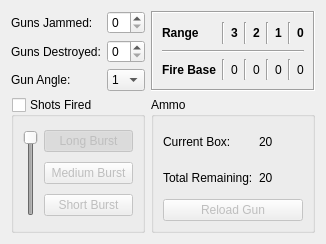
First picture: the form in turn_logger/GunControls.ui, repository wchamilton/CEManeuverLog, before the edit.
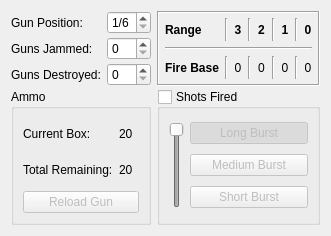
Second picture: the form after the edit.

Commit message: Added a new container to house the actions for each crew. As a result, the tab widget that contained the crew guns has been repurposed to display a tab for each crew and in those tabs, the new action widget is used. Additionally bomb controls are now general turn settings like altitude and maneuver. The creator now doesn't have a link limit and instead just has an input for total links. I should probably change the dropdown entry to just have the gun name to support this.

```diff
--- a/turn_logger/GunControls.ui
+++ b/turn_logger/GunControls.ui
@@ -6,25 +6,94 @@
    <rect>
     <x>0</x>
     <y>0</y>
-    <width>326</width>
-    <height>244</height>
+    <width>331</width>
+    <height>236</height>
    </rect>
   </property>
   <property name="windowTitle">
    <string>Form</string>
   </property>
-  <layout class="QGridLayout" name="gridLayout_4">
-   <item row="0" column="0">
-    <widget class="QLabel" name="label_10">
-     <property name="text">
-      <string>Guns Jammed:</string>
+  <layout class="QGridLayout" name="gridLayout_4" columnstretch="0,0,1">
+   <property name="verticalSpacing">
+    <number>3</number>
+   </property>
+   <item row="3" column="2">
+    <widget class="QGroupBox" name="groupBox">
+     <property name="title">
+      <string>Shots Fired</string>
      </property>
+     <property name="checkable">
+      <bool>true</bool>
+     </property>
+     <property name="checked">
+      <bool>false</bool>
+     </property>
+     <layout class="QGridLayout" name="gridLayout_2">
+      <item row="2" column="1">
+       <widget class="QPushButton" name="short_burst_btn">
+        <property name="text">
+         <string>Short Burst</string>
+        </property>
+        <property name="checkable">
+         <bool>true</bool>
+        </property>
+        <attribute name="buttonGroup">
+         <string notr="true">buttonGroup</string>
+        </attribute>
+       </widget>
+      </item>
+      <item row="1" column="1">
+       <widget class="QPushButton" name="med_burst_btn">
+        <property name="text">
+         <string>Medium Burst</string>
+        </property>
+        <property name="checkable">
+         <bool>true</bool>
+        </property>
+        <attribute name="buttonGroup">
+         <string notr="true">buttonGroup</string>
+        </attribute>
+       </widget>
+      </item>
+      <item row="0" column="1">
+       <widget class="QPushButton" name="long_burst_btn">
+        <property name="text">
+         <string>Long Burst</string>
+        </property>
+        <property name="checkable">
+         <bool>true</bool>
+        </property>
+        <property name="checked">
+         <bool>true</bool>
+        </property>
+        <attribute name="buttonGroup">
+         <string notr="true">buttonGroup</string>
+        </attribute>
+       </widget>
+      </item>
+      <item row="0" column="0" rowspan="3">
+       <widget class="QSlider" name="burst_len">
+        <property name="maximum">
+         <number>2</number>
+        </property>
+        <property name="pageStep">
+         <number>1</number>
+        </property>
+        <property name="value">
+         <number>2</number>
+        </property>
+        <property name="orientation">
+         <enum>Qt::Vertical</enum>
+        </property>
+       </widget>
+      </item>
+     </layout>
     </widget>
    </item>
-   <item row="0" column="1">
-    <widget class="QSpinBox" name="guns_jammed_cmb">
-     <property name="maximum">
-      <number>1</number>
+   <item row="2" column="0">
+    <widget class="QLabel" name="label_18">
+     <property name="text">
+      <string>Guns Destroyed:</string>
      </property>
     </widget>
    </item>
@@ -40,6 +109,18 @@
       <enum>QFrame::Sunken</enum>
      </property>
      <layout class="QGridLayout" name="gridLayout_3">
+      <property name="leftMargin">
+       <number>6</number>
+      </property>
+      <property name="topMargin">
+       <number>5</number>
+      </property>
+      <property name="rightMargin">
+       <number>6</number>
+      </property>
+      <property name="bottomMargin">
+       <number>5</number>
+      </property>
       <item row="0" column="0">
        <widget class="QLabel" name="label_3">
         <property name="font">
@@ -236,135 +317,20 @@
      </layout>
     </widget>
    </item>
-   <item row="1" column="0">
-    <widget class="QLabel" name="label_18">
-     <property name="text">
-      <string>Guns Destroyed:</string>
+   <item row="0" column="1">
+    <widget class="QSpinBox" name="guns_destroyed_cmb_2">
+     <property name="suffix">
+      <string>/6</string>
      </property>
-    </widget>
-   </item>
-   <item row="1" column="1">
-    <widget class="QSpinBox" name="guns_destroyed_cmb">
-     <property name="maximum">
+     <property name="minimum">
       <number>1</number>
      </property>
-    </widget>
-   </item>
-   <item row="2" column="0">
-    <widget class="QLabel" name="label_2">
-     <property name="text">
-      <string>Gun Angle:</string>
+     <property name="maximum">
+      <number>6</number>
      </property>
     </widget>
    </item>
-   <item row="2" column="1">
-    <widget class="QComboBox" name="gun_angle">
-     <item>
-      <property name="text">
-       <string>1</string>
-      </property>
-     </item>
-     <item>
-      <property name="text">
-       <string>2</string>
-      </property>
-     </item>
-     <item>
-      <property name="text">
-       <string>3</string>
-      </property>
-     </item>
-     <item>
-      <property name="text">
-       <string>4</string>
-      </property>
-     </item>
-     <item>
-      <property name="text">
-       <string>5</string>
-      </property>
-     </item>
-     <item>
-      <property name="text">
-       <string>6</string>
-      </property>
-     </item>
-    </widget>
-   </item>
    <item row="3" column="0" colspan="2">
-    <widget class="QGroupBox" name="groupBox">
-     <property name="title">
-      <string>Shots Fired</string>
-     </property>
-     <property name="checkable">
-      <bool>true</bool>
-     </property>
-     <property name="checked">
-      <bool>false</bool>
-     </property>
-     <layout class="QGridLayout" name="gridLayout_2">
-      <item row="0" column="0" rowspan="3">
-       <widget class="QSlider" name="burst_len">
-        <property name="maximum">
-         <number>2</number>
-        </property>
-        <property name="pageStep">
-         <number>1</number>
-        </property>
-        <property name="value">
-         <number>2</number>
-        </property>
-        <property name="orientation">
-         <enum>Qt::Vertical</enum>
-        </property>
-       </widget>
-      </item>
-      <item row="0" column="1">
-       <widget class="QPushButton" name="long_burst_btn">
-        <property name="text">
-         <string>Long Burst</string>
-        </property>
-        <property name="checkable">
-         <bool>true</bool>
-        </property>
-        <property name="checked">
-         <bool>true</bool>
-        </property>
-        <attribute name="buttonGroup">
-         <string notr="true">buttonGroup</string>
-        </attribute>
-       </widget>
-      </item>
-      <item row="1" column="1">
-       <widget class="QPushButton" name="med_burst_btn">
-        <property name="text">
-         <string>Medium Burst</string>
-        </property>
-        <property name="checkable">
-         <bool>true</bool>
-        </property>
-        <attribute name="buttonGroup">
-         <string notr="true">buttonGroup</string>
-        </attribute>
-       </widget>
-      </item>
-      <item row="2" column="1">
-       <widget class="QPushButton" name="short_burst_btn">
-        <property name="text">
-         <string>Short Burst</string>
-        </property>
-        <property name="checkable">
-         <bool>true</bool>
-        </property>
-        <attribute name="buttonGroup">
-         <string notr="true">buttonGroup</string>
-        </attribute>
-       </widget>
-      </item>
-     </layout>
-    </widget>
-   </item>
-   <item row="3" column="2">
     <widget class="QGroupBox" name="groupBox_2">
      <property name="title">
       <string>Ammo</string>
@@ -414,6 +380,34 @@
      </layout>
     </widget>
    </item>
+   <item row="2" column="1">
+    <widget class="QSpinBox" name="guns_destroyed_cmb">
+     <property name="maximum">
+      <number>1</number>
+     </property>
+    </widget>
+   </item>
+   <item row="1" column="1">
+    <widget class="QSpinBox" name="guns_jammed_cmb">
+     <property name="maximum">
+      <number>1</number>
+     </property>
+    </widget>
+   </item>
+   <item row="1" column="0">
+    <widget class="QLabel" name="label_10">
+     <property name="text">
+      <string>Guns Jammed:</string>
+     </property>
+    </widget>
+   </item>
+   <item row="0" column="0">
+    <widget class="QLabel" name="label_19">
+     <property name="text">
+      <string>Gun Position:</string>
+     </property>
+    </widget>
+   </item>
   </layout>
  </widget>
  <tabstops>
```
Left out of the diff: 3 changed lines with no effect on the pictures. The commit also changes 11 other files.
